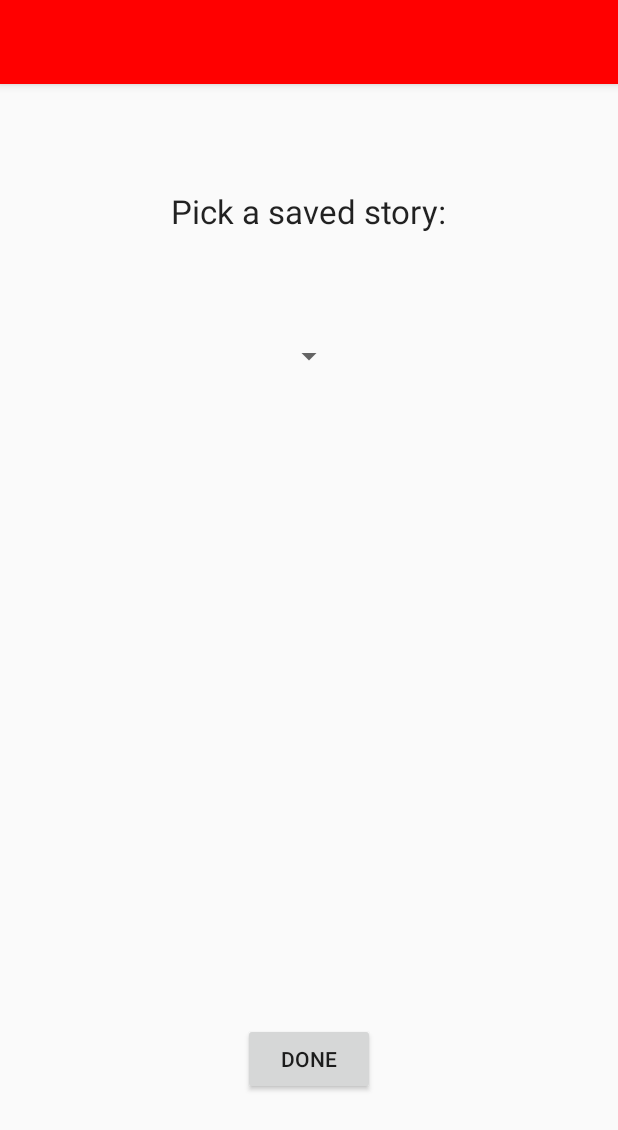
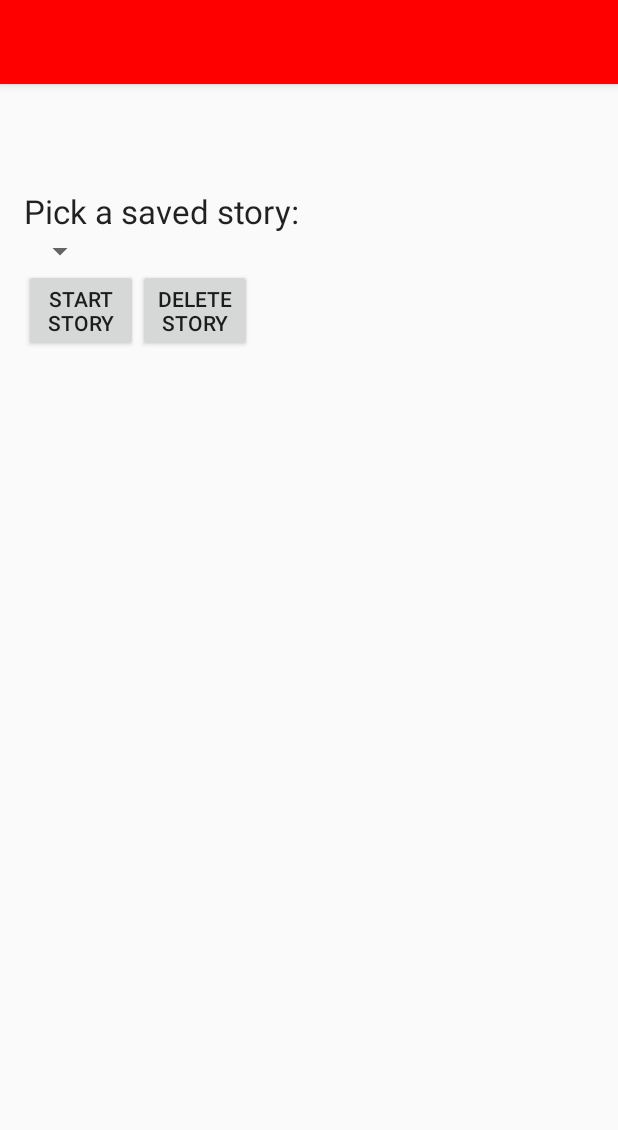
Before and after one commit to carimartinez123/SillyStories, an Android app: the SavedStoryActivity screen opened directly, with no data from a screen before it, on a phone screen of 412 x 824 dp. Shown: the top 1130 px of the screen. Run offline under Robolectric (Android 15) with nearby library versions, the phone set to English and light mode, and no system bars.

Commit message:
added option to delete saved story

```diff
--- a/app/src/main/AndroidManifest.xml
+++ b/app/src/main/AndroidManifest.xml
@@ -70,7 +70,7 @@
         <activity
             android:name=".BookActivity"
             android:label="@string/title_activity_book"
-            android:theme="@style/AppTheme.NoActionBar"></activity>
+            android:theme="@style/AppTheme.NoActionBar" />
     </application>
 
 </manifest>
--- a/app/src/main/java/carimartinez123/sillystories/SpinnerOnItemSelectedListener.java
+++ b/app/src/main/java/carimartinez123/sillystories/SpinnerOnItemSelectedListener.java
@@ -22,6 +22,7 @@ public class SpinnerOnItemSelectedListener implements AdapterView.OnItemSelected
     public void onItemSelected(AdapterView<?> parent, View view, int position, long id) {
         String savedStoryFilename = parent.getItemAtPosition(position).toString();
         File savedStoryFile = new File(MainActivity.appDirectory.toString() + "/" + savedStoryFilename);
+        SavedStoryActivity.setFileToDelete(savedStoryFile);
         System.out.println(savedStoryFile.getName());
         String text = "ERROR READING FILE!";
         try {
--- a/app/src/main/res/layout/content_saved_story.xml
+++ b/app/src/main/res/layout/content_saved_story.xml
@@ -13,14 +13,10 @@
     tools:showIn="@layout/activity_saved_story">
 
 
-    <Spinner
-        android:layout_width="wrap_content"
-        android:layout_height="wrap_content"
-        android:id="@+id/savedStorySpinner"
-        android:layout_alignParentTop="true"
-        android:layout_centerHorizontal="true"
-        android:layout_marginTop="153dp"
-        android:spinnerMode="dropdown" />
+    <LinearLayout
+        android:orientation="vertical"
+        android:layout_width="match_parent"
+        android:layout_height="match_parent">
 
         <TextView
             android:layout_width="wrap_content"
@@ -32,13 +28,39 @@
             android:layout_centerHorizontal="true"
             android:layout_marginTop="54dp" />
 
-    <Button
+        <Spinner
             android:layout_width="wrap_content"
             android:layout_height="wrap_content"
-        android:text="Done"
-        android:id="@+id/doneButton"
+            android:id="@+id/savedStorySpinner"
+            android:layout_alignParentTop="true"
+            android:layout_centerHorizontal="true"
+            android:spinnerMode="dropdown" />
+
+        <LinearLayout
+            android:orientation="horizontal"
+            android:layout_width="match_parent"
+            android:layout_height="match_parent"
+            android:weightSum="5">
+
+            <Button
+                android:layout_weight="1"
+                android:layout_width="0dp"
+                android:layout_height="wrap_content"
+                android:text="Start Story"
+                android:id="@+id/startStoryButton"
                 android:layout_alignParentBottom="true"
                 android:layout_centerHorizontal="true"
-        android:layout_marginBottom="78dp"
                 android:onClick="startBook" />
+
+            <Button
+                android:layout_weight="1"
+                android:layout_width="0dp"
+                android:layout_height="wrap_content"
+                android:text="Delete Story"
+                android:id="@+id/deleteStoryButton"
+                android:layout_alignParentBottom="true"
+                android:layout_centerHorizontal="true"
+                android:onClick="deleteBook" />
+        </LinearLayout>
+    </LinearLayout>
 </RelativeLayout>
--- a/app/src/main/res/values/strings.xml
+++ b/app/src/main/res/values/strings.xml
@@ -20,6 +20,7 @@
     <string name="story8">Castles and Dragons</string>
     <string name="story9">Splatfest</string>
     <string name="story10">Chasing Cats</string>
+    <string name="title_activity_delete">DeleteActivity</string>
 
 
 </resources>
```
Also changed, not shown: app/src/main/java/carimartinez123/sillystories/SavedStoryActivity.java (+14 -0 lines), app/src/main/res/layout/activity_delete.xml (added, +34 -0 lines), app/src/main/res/layout/content_delete.xml (added, +15 -0 lines). Lines whose indentation alone changed are shown as unchanged.
